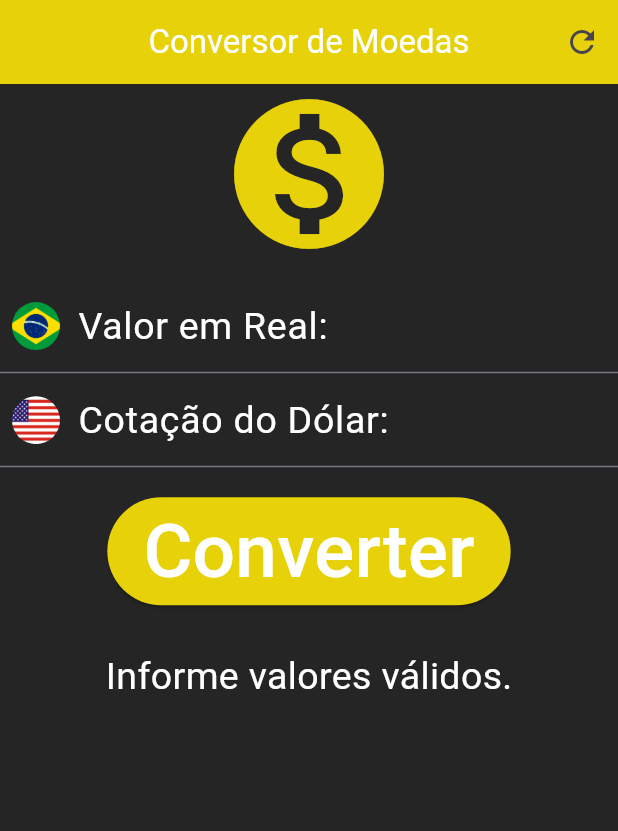
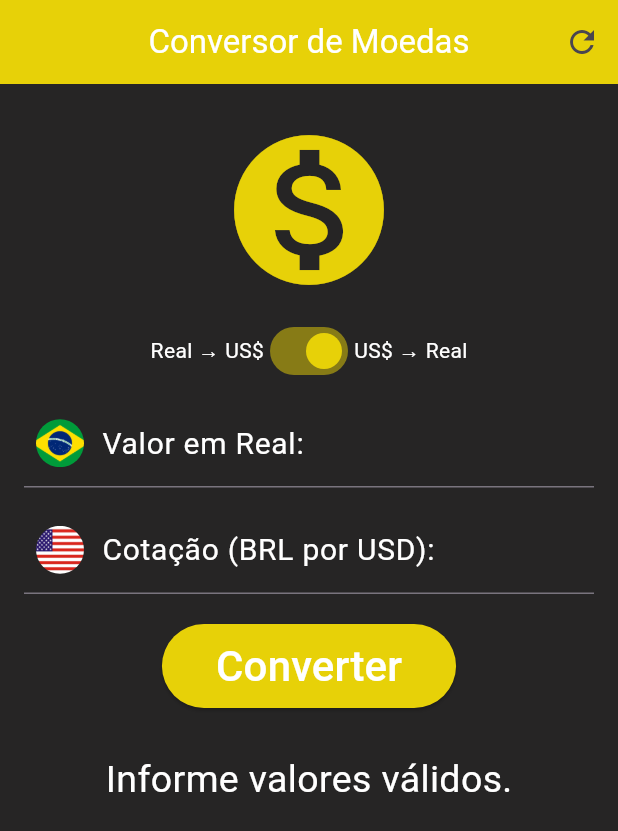
Before and after one commit to Rodrigueslucca/flutter, a Flutter app: the screen it shows after launch, after a tap on "Converter", on a phone screen of 412 x 824 dp. Shown: the top 831 px of the screen. Run offline on Flutter 3.47's test engine with Material 3 defaults, Android fonts, the phone set to English and light mode, and no system bars; network calls fail.

Commit message:
Update main.dart

```diff
--- a/src/app_conversor/lib/main.dart
+++ b/src/app_conversor/lib/main.dart
@@ -1,3 +1,4 @@
+// ...existing code...
 import 'package:flutter/material.dart';
 import 'package:http/http.dart' as http;
 import 'dart:convert';
@@ -21,22 +22,41 @@ class _HomeState extends State<Home> {
   String _resultado = "";
   bool _isLoading = false; //controla se está carregando a cotação
 
+  bool _isRealToDollar = true; // true: Real -> USD, false: USD -> Real
+
+  double _cotacaoUsdBrl = 0.0; // 1 USD em BRL
+  double _cotacaoBrlUsd = 0.0; // 1 BRL em USD (se disponível pela API)
+
   Future<void> _buscarCotacao() async {
     setState(() {
       _isLoading = true;
+      _resultado = "";
     });
 
     final url = Uri.parse(
-      'https://economia.awesomeapi.com.br/json/last/USD-BRL',
+      'https://economia.awesomeapi.com.br/json/last/USD-BRL,BRL-USD',
     );
     try {
       final resposta = await http.get(url);
 
       if (resposta.statusCode == 200) {
         final dados = json.decode(resposta.body);
-        final cotacao = double.parse(dados['USDBRL']['bid']);
+
+        if (dados['USDBRL'] != null) {
+          _cotacaoUsdBrl = double.tryParse(dados['USDBRL']['bid'].toString()) ?? 0.0;
+        }
+        if (dados['BRLUSD'] != null) {
+          _cotacaoBrlUsd = double.tryParse(dados['BRLUSD']['bid'].toString()) ?? 0.0;
+        }
+
+        // se API não fornecer BRL-USD, calcula recíproco de USD-BRL (se disponível)
+        if ((_cotacaoBrlUsd == 0.0 || _cotacaoBrlUsd.isNaN) && _cotacaoUsdBrl > 0) {
+          _cotacaoBrlUsd = 1 / _cotacaoUsdBrl;
+        }
+
         setState(() {
-          dolarController.text = cotacao.toStringAsFixed(2);
+          // atualiza campo de cotação segundo direção atual
+          dolarController.text = (_isRealToDollar ? _cotacaoUsdBrl : _cotacaoBrlUsd).toStringAsFixed(4);
         });
       } else {
         setState(() {
@@ -61,18 +81,41 @@ class _HomeState extends State<Home> {
   }
 
   void _appConversor() {
-    double real = double.tryParse(realController.text) ?? 0;
+    double valor = double.tryParse(realController.text) ?? 0;
     double cotacao = double.tryParse(dolarController.text) ?? 0;
-    if (real > 0 && cotacao > 0) {
-      double resultado = real / cotacao;
+    if (valor > 0 && cotacao > 0) {
+      double resultado;
+      String label;
+      if (_isRealToDollar) {
+        // Real -> USD: USD = BRL / (BRL por USD)
+        resultado = valor / cotacao;
+        label = "US\$ ${resultado.toStringAsFixed(2)}";
+      } else {
+        // USD -> Real: BRL = USD * (BRL por USD)
+        resultado = valor * cotacao;
+        label = "R\$ ${resultado.toStringAsFixed(2)}";
+      }
       setState(() {
-        _resultado = "US\$ ${resultado.toStringAsFixed(2)}";
+        _resultado = label;
       });
     } else {
       setState(() {
         _resultado = "Informe valores válidos.";
       });
     }
+  }
+
+  void _toggleDirecao(bool novoValor) {
+    setState(() {
+      _isRealToDollar = novoValor;
+      // atualiza campo de cotação para a direção selecionada
+      final cot = _isRealToDollar ? _cotacaoUsdBrl : _cotacaoBrlUsd;
+      dolarController.text = (cot > 0 ? cot : 0).toStringAsFixed(4);
+      // limpa resultado e valores para evitar confusão
+      _resultado = "";
+      // opcional: limpa o campo de valor
+      realController.clear();
+    });
   }
 
   @override
@@ -88,7 +131,7 @@ class _HomeState extends State<Home> {
         actions: [
           IconButton(
             onPressed: _isLoading ? null : _buscarCotacao,
-            icon: Icon(Icons.refresh),
+            icon: const Icon(Icons.refresh),
             tooltip: "Atualizar cotação",
           ),
         ],
@@ -96,29 +139,57 @@ class _HomeState extends State<Home> {
 
       //inserir cor de fundo)
       backgroundColor: const Color.fromARGB(255, 38, 37, 37),
-      body: Column(
+      body: SingleChildScrollView(
+        padding: const EdgeInsets.all(16.0),
+        child: Column(
           //alinhamento centralizado
           crossAxisAlignment: CrossAxisAlignment.center,
           children: [
+            const SizedBox(height: 8),
             Icon(
               Icons.monetization_on,
               color: const Color.fromARGB(255, 231, 209, 8),
               size: 120,
             ),
             const SizedBox(height: 10),
+
+            // Switch para direção
+            Row(
+              mainAxisAlignment: MainAxisAlignment.center,
+              children: [
+                const Text(
+                  "Real → US\$",
+                  style: TextStyle(color: Colors.white),
+                ),
+                Switch(
+                  value: _isRealToDollar,
+                  onChanged: _isLoading ? null : _toggleDirecao,
+                  activeColor: const Color.fromARGB(255, 231, 209, 8),
+                ),
+                const Text(
+                  "US\$ → Real",
+                  style: TextStyle(color: Colors.white),
+                ),
+              ],
+            ),
+
+            const SizedBox(height: 8),
+
+            // Campo de valor (pode representar Real ou USD conforme direção)
             TextField(
-            //definir o tipo de entrada
               controller: realController,
-            keyboardType: TextInputType.number,
+              keyboardType: const TextInputType.numberWithOptions(decimal: true),
               style: const TextStyle(color: Colors.white),
               decoration: InputDecoration(
-              labelText: "Valor em Real: ",
-              labelStyle: TextStyle(color: Colors.white, fontSize: 25),
+                labelText: _isRealToDollar ? "Valor em Real:" : "Valor em Dólar:",
+                labelStyle: const TextStyle(color: Colors.white, fontSize: 20),
                 prefixIcon: Padding(
-                padding: EdgeInsets.all(8.0),
+                  padding: const EdgeInsets.all(8.0),
                   child: ClipOval(
                     child: Image.asset(
-                    'assets/images/bandeira-do-brasil.png',
+                      _isRealToDollar
+                          ? 'assets/images/bandeira-do-brasil.png'
+                          : 'assets/images/bandeira-dos-estates.jpg',
                       width: 32,
                       height: 32,
                       fit: BoxFit.cover,
@@ -127,20 +198,25 @@ class _HomeState extends State<Home> {
                 ),
               ),
             ),
+
+            const SizedBox(height: 12),
+
+            // Campo de cotação (readOnly)
             TextField(
-            //definir o tipo de entrada
               controller: dolarController,
               readOnly: true, //impede edição manual
               keyboardType: TextInputType.number,
               style: const TextStyle(color: Colors.white),
               decoration: InputDecoration(
-              labelText: "Cotação do Dólar: ",
-              labelStyle: TextStyle(color: Colors.white, fontSize: 25),
+                labelText: _isRealToDollar ? "Cotação (BRL por USD):" : "Cotação (BRL por USD):",
+                labelStyle: const TextStyle(color: Colors.white, fontSize: 20),
                 prefixIcon: Padding(
-                padding: EdgeInsets.all(8.0),
+                  padding: const EdgeInsets.all(8.0),
                   child: ClipOval(
                     child: Image.asset(
-                    'assets/images/bandeira-dos-estates.jpg',
+                      _isRealToDollar
+                          ? 'assets/images/bandeira-dos-estates.jpg'
+                          : 'assets/images/bandeira-do-brasil.png',
                       width: 32,
                       height: 32,
                       fit: BoxFit.cover,
@@ -149,24 +225,27 @@ class _HomeState extends State<Home> {
                 ),
               ),
             ),
+
             const SizedBox(height: 20),
 
             //Botão
             ElevatedButton(
               onPressed: _isLoading ? null : _appConversor,
-
               style: ElevatedButton.styleFrom(
                 backgroundColor: const Color.fromARGB(255, 231, 209, 8),
               ),
-            child: const Text(
+              child: const Padding(
+                padding: EdgeInsets.symmetric(vertical: 8.0, horizontal: 12.0),
+                child: Text(
                   "Converter",
-              style: TextStyle(color: Colors.white, fontSize: 50),
+                  style: TextStyle(color: Colors.white, fontSize: 28),
+                ),
               ),
             ),
 
             const SizedBox(height: 30),
 
-          //resultado
+            //resultado / loading
             _isLoading
                 ? const CircularProgressIndicator(color: Colors.white)
                 : Text(
@@ -175,6 +254,8 @@ class _HomeState extends State<Home> {
                   ),
           ],
         ),
+      ),
     );
   }
 }
+// ...existing code...
```
Lines whose indentation alone changed are shown as unchanged.
